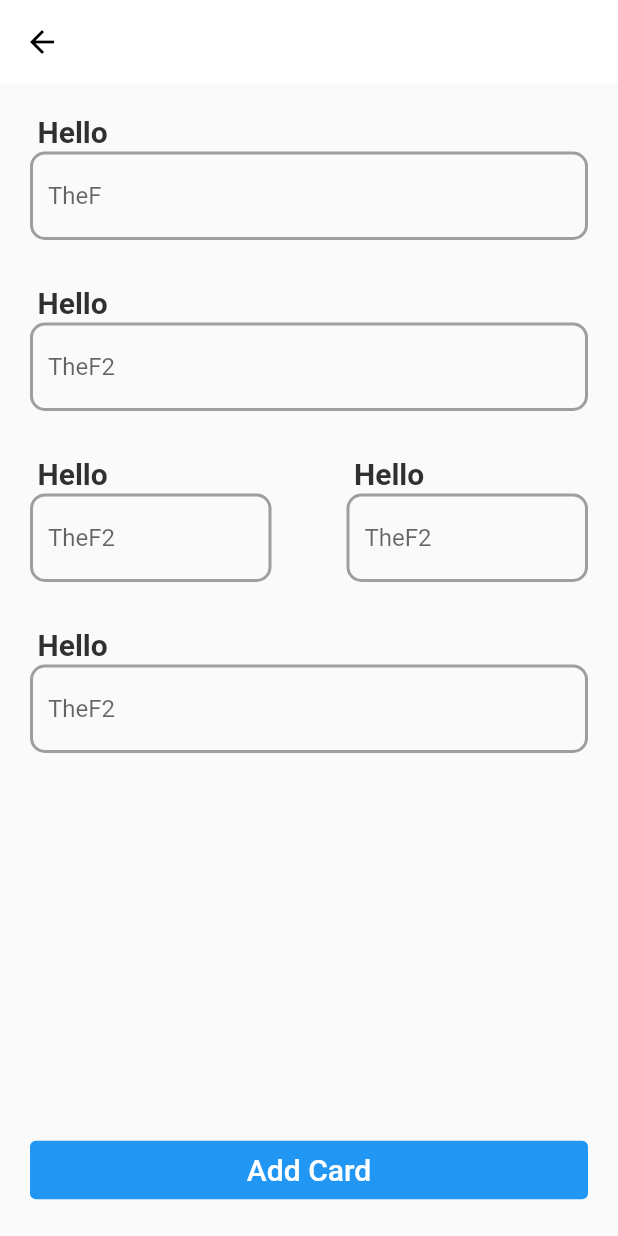
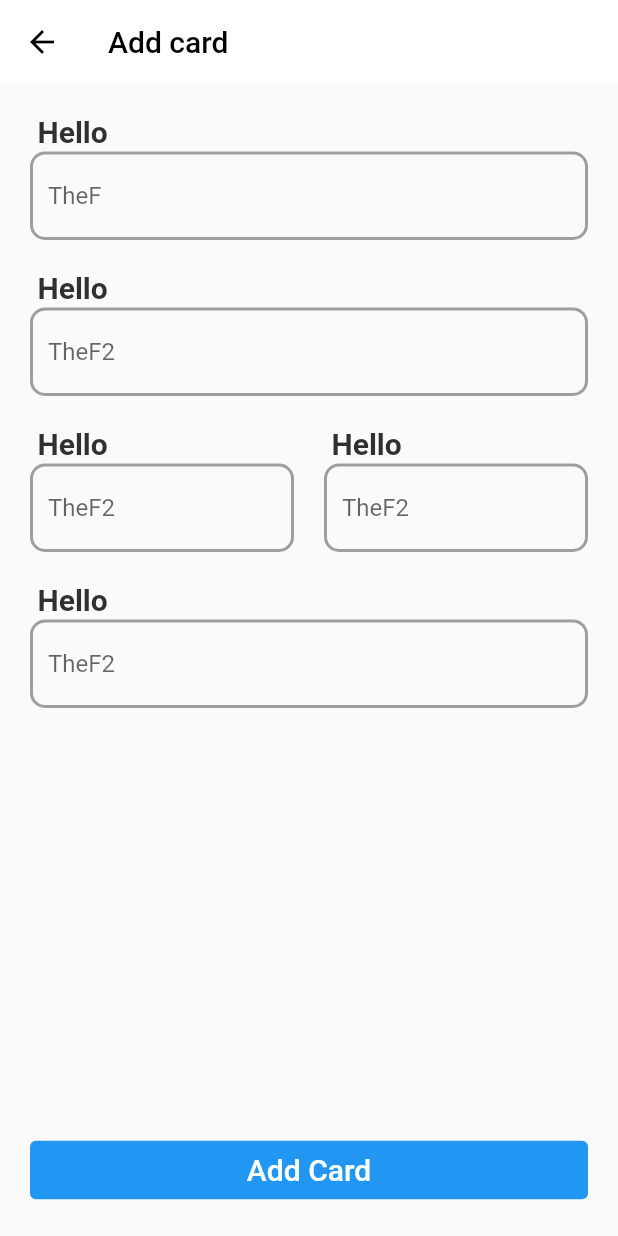
Before and after one commit to biju-borah/empowerus, a Flutter app: the screen it shows after launch, on a phone screen of 412 x 824 dp. Run offline on Flutter 3.47's test engine with Material 2 defaults, Android fonts, the light colour scheme and no system bars.

Commit message:
Update main.dart

```diff
--- a/lib/main.dart
+++ b/lib/main.dart
@@ -14,6 +14,12 @@ class MyApp extends StatelessWidget {
       home: Scaffold(
         resizeToAvoidBottomInset: false,
         appBar: AppBar(
+          title: const Text(
+            'Add card',
+            style: TextStyle(
+              color: Colors.black,
+            ),
+          ),
           backgroundColor: Colors.white,
           elevation: 0,
           leading: const BackButton(
@@ -57,7 +63,7 @@ class MyApp extends StatelessWidget {
                       ),
                       hintText: 'TheF'),
                 ),
-                const SizedBox(height: 30),
+                const SizedBox(height: 20),
                 Padding(
                   padding: const EdgeInsets.fromLTRB(5, 0, 0, 2),
                   child: Text(
@@ -87,7 +93,7 @@ class MyApp extends StatelessWidget {
                     hintText: 'TheF2',
                   ),
                 ),
-                const SizedBox(height: 30),
+                const SizedBox(height: 20),
                 Row(
                   children: [
                     Expanded(
@@ -126,7 +132,7 @@ class MyApp extends StatelessWidget {
                         ],
                       ),
                     ),
-                    const SizedBox(width: 50),
+                    const SizedBox(width: 20),
                     Expanded(
                       child: Column(
                         crossAxisAlignment: CrossAxisAlignment.start,
@@ -165,7 +171,7 @@ class MyApp extends StatelessWidget {
                     ),
                   ],
                 ),
-                const SizedBox(height: 30),
+                const SizedBox(height: 20),
                 Padding(
                   padding: const EdgeInsets.fromLTRB(5, 0, 0, 2),
                   child: Text(
```
